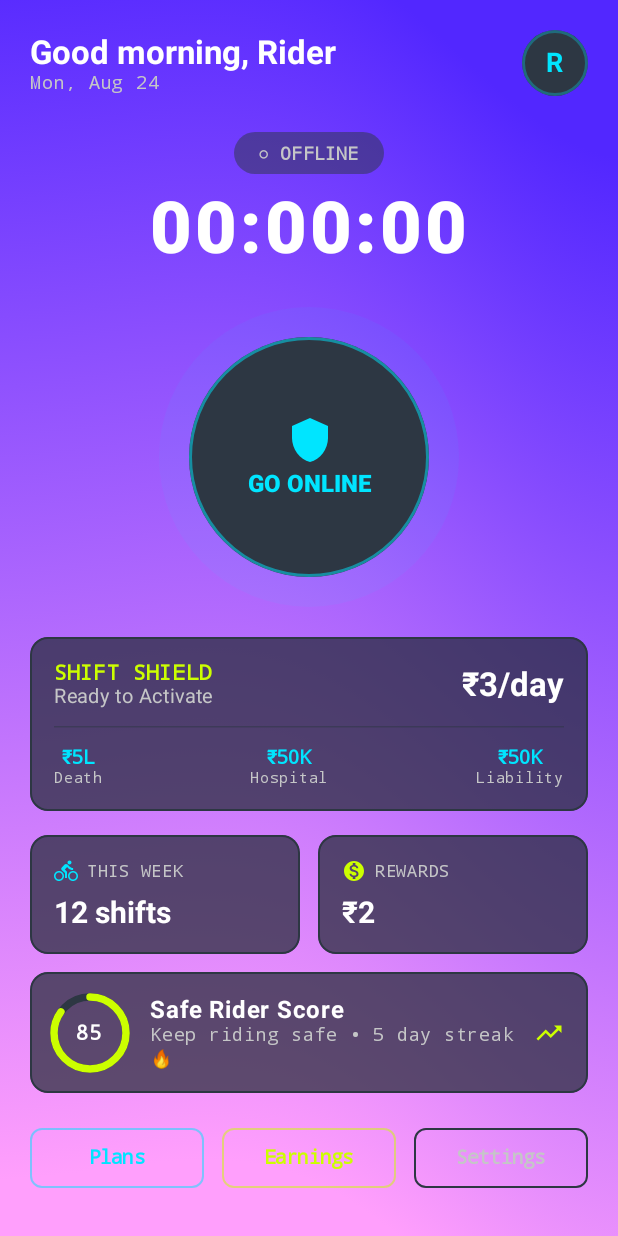
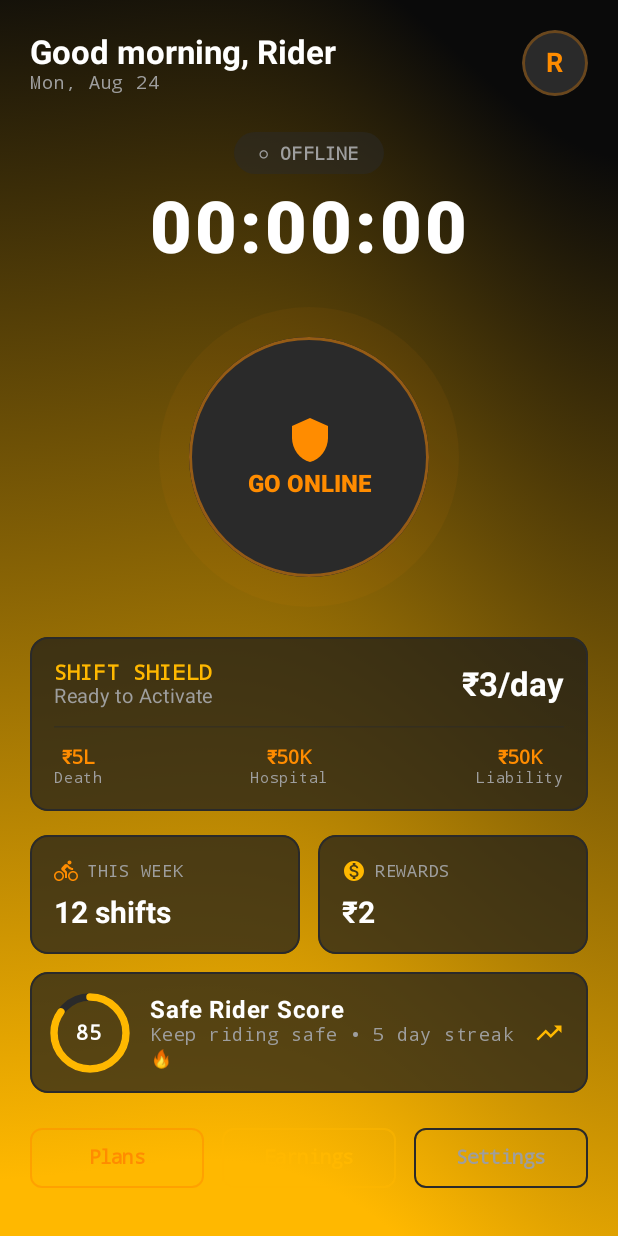
Before and after one commit to Allen-Ajith8/AI-assistant, an Android app built with Jetpack Compose: the screen it shows after launch (MainActivity), on a phone screen of 412 x 824 dp. Run offline under Robolectric (Android 15) with nearby library versions, the light colour scheme and no system bars; our stand-ins replace Navigation 3.

Commit message:
style: change wave shader gradient to match iQOO yellow/black theme

```diff
--- a/app/src/main/java/com/example/gigshield/theme/Color.kt
+++ b/app/src/main/java/com/example/gigshield/theme/Color.kt
@@ -2,12 +2,12 @@ package com.example.gigshield.theme
 
 import androidx.compose.ui.graphics.Color
 
-// Kinetic Shield Palette
-val DeepBase = Color(0xFF0B0C10)
-val SurfaceCard = Color(0xFF1F2833)
-val SurfaceElevated = Color(0xFF2D3743)
-val SafetyGreen = Color(0xFFCCFF00)
-val ElectricBlue = Color(0xFF00E5FF)
-val TextHighContrast = Color(0xFFFFFFFF)
-val TextMuted = Color(0xFFC5C6C7)
-val ErrorRed = Color(0xFFFF5252)
+// iQOO Brand Palette — Yellow & Black
+val DeepBase = Color(0xFF0A0A0A)           // Pure black base
+val SurfaceCard = Color(0xFF1A1A1A)        // Dark card
+val SurfaceElevated = Color(0xFF2A2A2A)    // Elevated surface
+val SafetyGreen = Color(0xFFFFB800)        // iQOO Yellow (primary accent)
+val ElectricBlue = Color(0xFFFF8C00)       // iQOO Orange (secondary accent)
+val TextHighContrast = Color(0xFFFFFFFF)   // White text
+val TextMuted = Color(0xFF9E9E9E)          // Grey text
+val ErrorRed = Color(0xFFFF4444)           // Error red
--- a/app/src/main/java/com/example/gigshield/ui/components/GradientWaveBackground.kt
+++ b/app/src/main/java/com/example/gigshield/ui/components/GradientWaveBackground.kt
@@ -51,15 +51,15 @@ fun GradientWaveBackground(modifier: Modifier = Modifier, content: @Composable (
                 val shader = RuntimeShader(WAVY_SHADER)
                 shader.setFloatUniform("resolution", size.width, size.height)
                 shader.setFloatUniform("time", time)
-                shader.setColorUniform("horizonColor", android.graphics.Color.parseColor("#5227FF"))
-                shader.setColorUniform("waveColor", android.graphics.Color.parseColor("#FF9FFC"))
+                shader.setColorUniform("horizonColor", android.graphics.Color.parseColor("#0A0A0A")) // Deep Black
+                shader.setColorUniform("waveColor", android.graphics.Color.parseColor("#FFB800"))    // iQOO Yellow
 
                 onDrawBehind {
                     drawRect(brush = ShaderBrush(shader))
                 }
             } else {
                 // Fallback for older Android versions (static gradient)
-                onDrawBehind { drawRect(Color(0xFF5227FF)) }
+                onDrawBehind { drawRect(Color(0xFF332500)) }
             }
         }
     ) {
```
